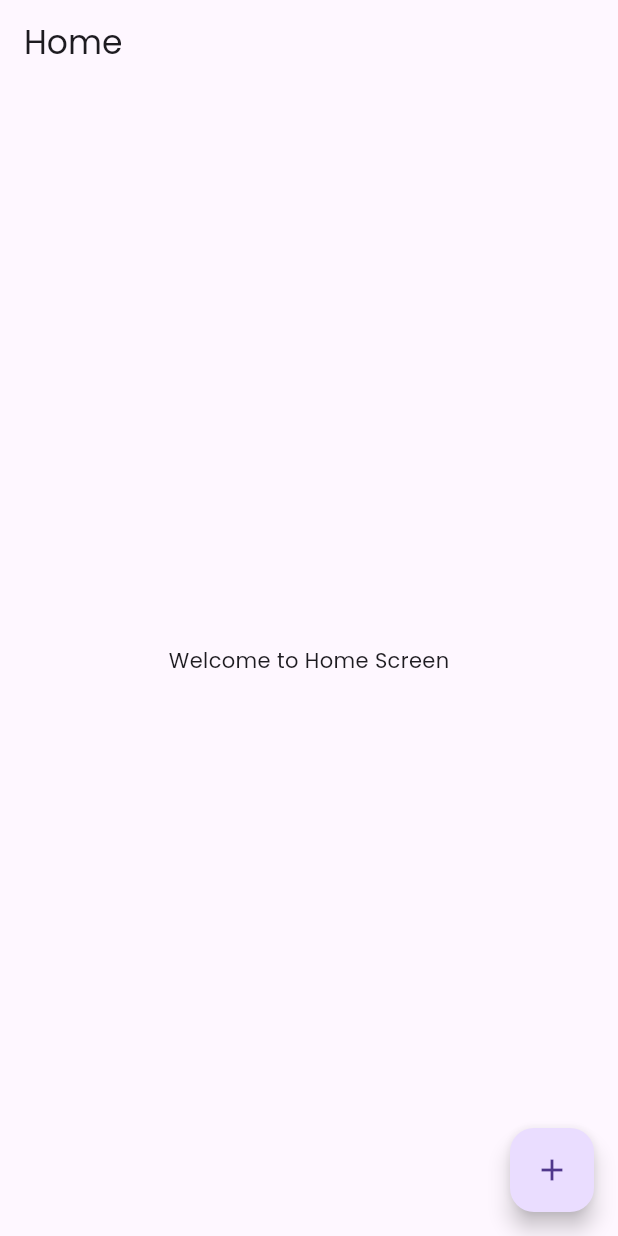
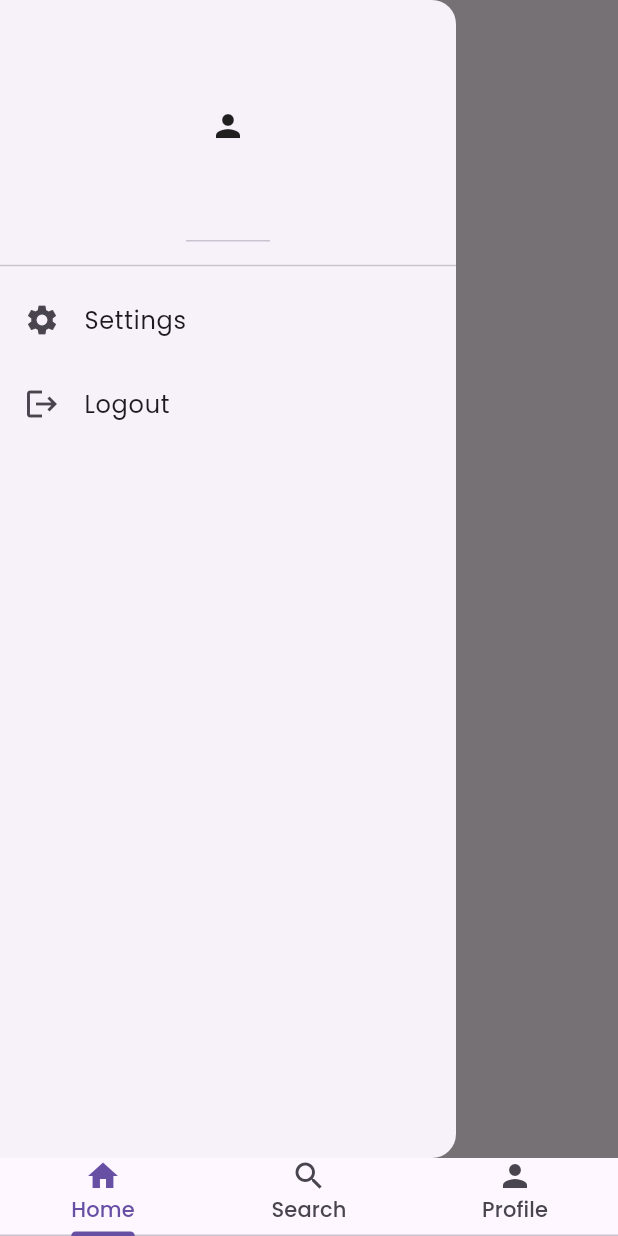
Before and after one commit to D-N-Z-F/DeliveryAppFlutter, a Flutter app: the screen it shows after launch, with the side drawer open (before the commit the screen has no drawer), on a phone screen of 412 x 824 dp. Run offline on Flutter 3.47's test engine with Material 3 defaults, Android fonts, the phone set to English and light mode, and no system bars; our stand-ins replace firebase_core, go_router, google_fonts; accounts and stored records are empty; generated files the repository leaves out were written again.

Commit message:
update add page

```diff
--- /dev/null
+++ b/lib/components/my_drawer.dart
@@ -0,0 +1,30 @@
+import 'package:delivery_app_flutter/components/my_drawer_tile.dart';
+import 'package:delivery_app_flutter/screens/profile_screen.dart';
+import 'package:delivery_app_flutter/screens/settings_screen.dart';
+import 'package:flutter/material.dart';
+import 'package:go_router/go_router.dart';
+
+class MyDrawer extends StatelessWidget {
+  const MyDrawer({super.key});
+
+  @override
+  Widget build(BuildContext context) {
+    void _navigateToSettings() {
+      context.push(SettingsScreen.route);
+    }
+
+    return Drawer(
+      child: Column(
+        children: [
+          const DrawerHeader(child: Icon(Icons.person)),
+          const Divider(),
+          MyDrawerTile(
+              text: "Settings",
+              icon: Icons.settings,
+              onTap: _navigateToSettings),
+          MyDrawerTile(text: "Logout", icon: Icons.logout, onTap: () {}),
+        ],
+      ),
+    );
+  }
+}
--- /dev/null
+++ b/lib/components/my_drawer_tile.dart
@@ -0,0 +1,19 @@
+import 'package:flutter/material.dart';
+
+class MyDrawerTile extends StatelessWidget {
+  final String text;
+  final IconData? icon;
+  final void Function()? onTap;
+
+  const MyDrawerTile(
+      {super.key, required this.text, required this.icon, required this.onTap});
+
+  @override
+  Widget build(BuildContext context) {
+    return ListTile(
+      title: Text(text),
+      leading: Icon(icon),
+      onTap: onTap,
+    );
+  }
+}
--- a/lib/main.dart
+++ b/lib/main.dart
@@ -1,6 +1,8 @@
 import 'package:delivery_app_flutter/firebase_options.dart';
-import 'package:delivery_app_flutter/screens/customer_order_screen.dart';
 import 'package:delivery_app_flutter/screens/home.dart';
+import 'package:delivery_app_flutter/screens/profile_screen.dart';
+import 'package:delivery_app_flutter/screens/settings_screen.dart';
+import 'package:delivery_app_flutter/screens/tab_container_screen.dart';
 import 'package:firebase_core/firebase_core.dart';
 import 'package:flutter/material.dart';
 import 'package:go_router/go_router.dart';
@@ -17,15 +19,25 @@ class MyApp extends StatelessWidget {
 
   static final routes = [
     GoRoute(
+      path: TabContainerScreen.route,
+      name: TabContainerScreen.routeName,
+      builder: (context, state) => const TabContainerScreen(),
+    ),
+    GoRoute(
       path: HomeScreen.route,
       name: HomeScreen.routeName,
       builder: (context, state) => const HomeScreen(),
     ),
     GoRoute(
-      path: CustomerOrderScreen.route,
-      name: CustomerOrderScreen.routeName,
-      builder: (context, state) => const CustomerOrderScreen(),
-    )
+      path: SettingsScreen.route,
+      name: SettingsScreen.routeName,
+      builder: (context, state) => const SettingsScreen(),
+    ),
+    GoRoute(
+      path: ProfileScreen.route,
+      name: ProfileScreen.routeName,
+      builder: (context, state) => const ProfileScreen(),
+    ),
   ];
 
   static SnackBar actionSnackbarBuilder(
@@ -47,7 +59,7 @@ class MyApp extends StatelessWidget {
       darkTheme: ThemeData(
           textTheme: GoogleFonts.poppinsTextTheme(Theme.of(context).textTheme),
           useMaterial3: true),
-      routerConfig: GoRouter(routes: routes, initialLocation: HomeScreen.route),
+      routerConfig: GoRouter(routes: routes, initialLocation: TabContainerScreen.route),
     );
   }
 }
--- a/lib/screens/home.dart
+++ b/lib/screens/home.dart
@@ -1,11 +1,10 @@
-import 'package:delivery_app_flutter/screens/customer_order_screen.dart';
+import 'package:delivery_app_flutter/components/my_drawer.dart';
 import 'package:flutter/material.dart';
-import 'package:go_router/go_router.dart';
 
 class HomeScreen extends StatefulWidget {
   const HomeScreen({super.key});
 
-  static const route = "/";
+  static const route = "/home";
   static const routeName = "Home";
 
   @override
@@ -13,16 +12,11 @@ class HomeScreen extends StatefulWidget {
 }
 
 class _HomeScreenState extends State<HomeScreen> {
-  void _navigateToMerchantScreen() {
-    context.push(CustomerOrderScreen.route);
-  }
-
   @override
   Widget build(BuildContext context) {
     return Scaffold(
       appBar: AppBar(title: const Text("Home")),
-      floatingActionButton: FloatingActionButton(
-          onPressed: _navigateToMerchantScreen, child: const Icon(Icons.add)),
+      drawer: const MyDrawer(),
       body: const Center(
         child: Text("Welcome to Home Screen"),
       ),
--- /dev/null
+++ b/lib/screens/profile_screen.dart
@@ -0,0 +1,25 @@
+import 'package:flutter/material.dart';
+
+class ProfileScreen extends StatefulWidget {
+  const ProfileScreen({super.key});
+
+  static const route = "/profile";
+  static const routeName = "Profile";
+
+  @override
+  State<ProfileScreen> createState() => _ProfileScreenState();
+}
+
+class _ProfileScreenState extends State<ProfileScreen> {
+  @override
+  Widget build(BuildContext context) {
+    return Scaffold(
+      appBar: AppBar(
+        title: const Text("Profile"),
+      ),
+      body: const Center(
+        child: Text("Profile Screen")
+      ),
+    );
+  }
+}
--- /dev/null
+++ b/lib/screens/tab_container_screen.dart
@@ -0,0 +1,53 @@
+import 'package:delivery_app_flutter/screens/home.dart';
+import 'package:delivery_app_flutter/screens/profile_screen.dart';
+import 'package:delivery_app_flutter/screens/settings_screen.dart';
+import 'package:flutter/material.dart';
+import 'package:go_router/go_router.dart';
+
+class TabContainerScreen extends StatefulWidget {
+  const TabContainerScreen({super.key});
+
+  static const route = "/";
+  static const routeName = "TabContainer";
+  @override
+  State<TabContainerScreen> createState() => _TabContainerScreenState();
+}
+
+class _TabContainerScreenState extends State<TabContainerScreen> {
+  void _navigateToSettings() {
+    context.push(SettingsScreen.route);
+  }
+
+  void _navigateToProfile() {
+    context.push(ProfileScreen.route);
+  }
+
+  @override
+  Widget build(BuildContext context) {
+    return const DefaultTabController(
+        length: 3,
+        child: Scaffold(
+          body: TabBarView(children: [HomeScreen(), ProfileScreen()]),
+          bottomNavigationBar: TabBar(tabs: [
+            SizedBox(
+              height: 50.0,
+              child: Column(
+                children: [Icon(Icons.home), Text("Home")],
+              ),
+            ),
+            SizedBox(
+              height: 50.0,
+              child: Column(
+                children: [Icon(Icons.search), Text("Search")],
+              ),
+            ),
+            SizedBox(
+              height: 50.0,
+              child: Column(
+                children: [Icon(Icons.person), Text("Profile")],
+              ),
+            )
+          ]),
+        ));
+  }
+}
--- a/pubspec.yaml
+++ b/pubspec.yaml
@@ -15,6 +15,7 @@ dependencies:
   cloud_firestore: ^5.4.2
   google_fonts: ^6.2.1
   intl: ^0.19.0
+  provider: ^6.1.2
 dev_dependencies:
   flutter_test:
     sdk: flutter
```
Also changed, not shown: lib/screens/customer_order_screen.dart (deleted, +0 -23 lines), lib/screens/settings_screen.dart (added, +36 -0 lines), pubspec.lock, 1 other file.
